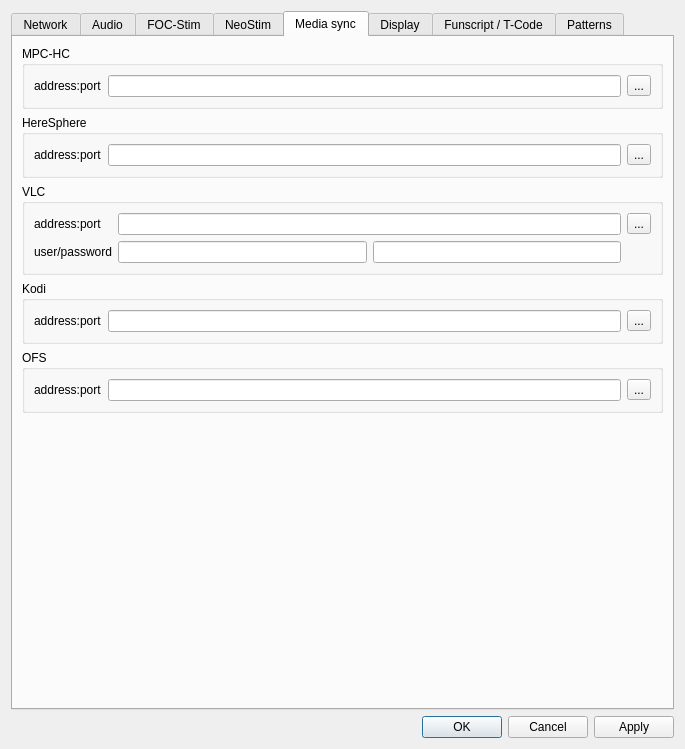
Senorgif33/restim, file designer/preferencesdialog.ui: the form before one commit.
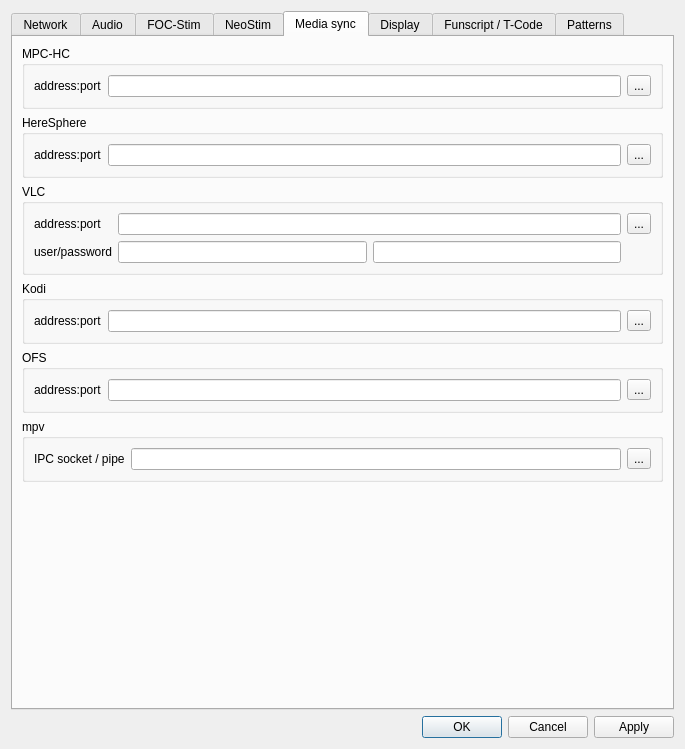
The form after the commit. The open tabs and pages were chosen to show the change. Icons and pictures are not drawn. Custom widgets are drawn as their Qt base class.

The edit to the form file:
```diff
--- a/designer/preferencesdialog.ui
+++ b/designer/preferencesdialog.ui
@@ -866,6 +866,40 @@
          </layout>
         </widget>
        </item>
+       <item>
+        <widget class="QGroupBox" name="groupBox_mpv">
+         <property name="title">
+          <string>mpv</string>
+         </property>
+         <layout class="QGridLayout" name="gridLayout_mpv">
+          <item row="0" column="0">
+           <widget class="QLabel" name="label_mpv_ipc">
+            <property name="text">
+             <string>IPC socket / pipe</string>
+            </property>
+           </widget>
+          </item>
+          <item row="0" column="1">
+           <widget class="QLineEdit" name="mpv_ipc_path">
+            <property name="toolTip">
+             <string>Same path as mpv --input-ipc-server (e.g. /tmp/mpv-socket)</string>
+            </property>
+           </widget>
+          </item>
+          <item row="0" column="2">
+           <widget class="QToolButton" name="mpv_reload">
+            <property name="text">
+             <string>...</string>
+            </property>
+            <property name="icon">
+             <iconset resource="../resources/restim.qrc">
+              <normaloff>:/restim/arrow-round_poly.svg</normaloff>:/restim/arrow-round_poly.svg</iconset>
+            </property>
+           </widget>
+          </item>
+         </layout>
+        </widget>
+       </item>
        <item>
         <spacer name="verticalSpacer_6">
          <property name="orientation">
```
Left out of the diff: 4 changed lines with no effect on the pictures.
